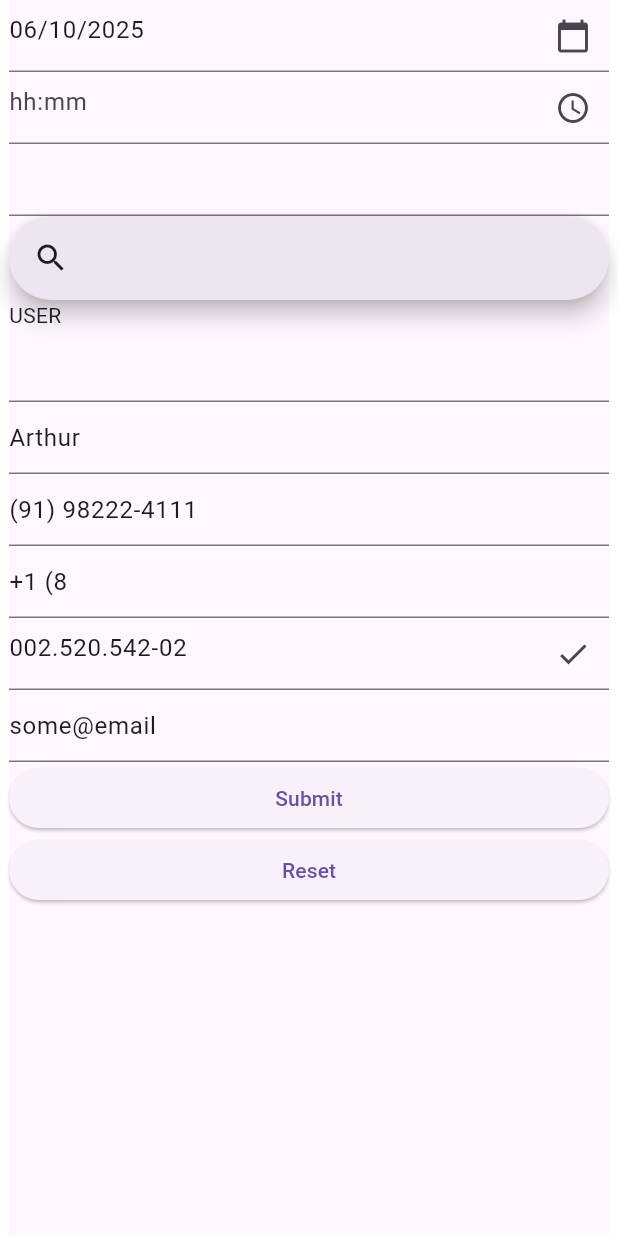
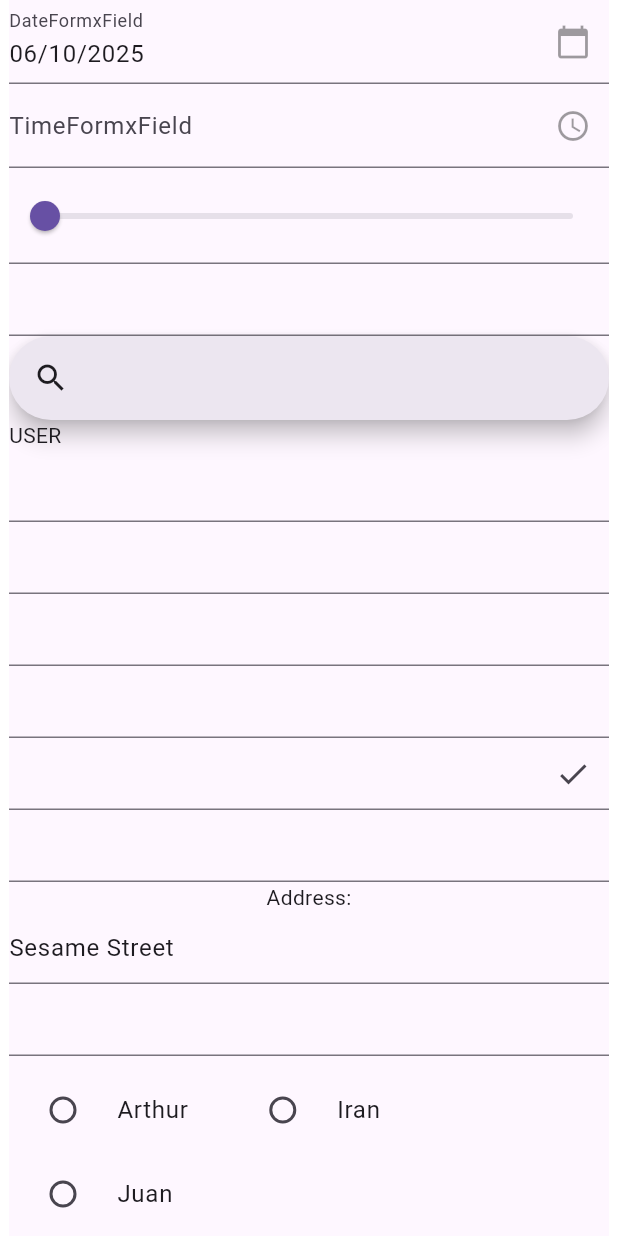
Before and after one commit to arthurbcd/formx, a Flutter app: the screen it shows after launch, on a phone screen of 412 x 824 dp. Run offline on Flutter 3.47's test engine with Material 3 defaults, Android fonts, the phone set to English and light mode, and no system bars; our stand-ins replace cross_file, recase; project files that could hold a hidden picture were left out.

```diff
--- a/packages/formx/example/lib/main.dart
+++ b/packages/formx/example/lib/main.dart
@@ -17,15 +17,15 @@ void main() {
 
 final userKey = FormKey('user');
 
-final userForm = Formx(
-  initialValues: {
-    'name': 'Arthur',
-    'age': '18',
-    'cpf': '00252054202',
-    'email': 'some@email',
-    'phone': '91982224111',
-  },
-);
+// final userForm = Formx(
+//   initialValues: {
+//     'name': 'Arthur',
+//     'age': '18',
+//     'cpf': '00252054202',
+//     'email': 'some@email',
+//     'phone': '91982224111',
+//   },
+// );
 
 class FormxExample extends StatelessWidget {
   const FormxExample({super.key});
@@ -54,41 +54,54 @@ class FormxExample extends StatelessWidget {
 
         // Check your console and type, it's alive!
         onChanged: () {
-          final map = userForm.values;
-          print(map);
+          // final map = userForm.values;
+          // print(map);
         },
 
         // Builder shortcut to access the form state.
         child: Center(
           child: Form(
             onChanged: () {
-              final map = userForm.values;
-              print(map);
+              // final map = userForm.values;
+              // print(map);
             },
             // key: const Key('sub'),
             child: ListView(
               // mainAxisSize: MainAxisSize.min,
               children: [
                 DateFormxField(
-                  key: userForm.key('date'),
+                  // key: userForm.key('date'),
+                  readOnly: true,
                   initialValue: DateTime.now(),
                   validator: Validator().required(),
+                  decoration: const InputDecoration(
+                    labelText: 'DateFormxField',
+                  ),
                 ),
                 TimeFormxField(
-                  key: userForm.key('time'),
+                  // key: userForm.key('time'),
+                  readOnly: true,
                   validator: Validator().required(),
+                  decoration: const InputDecoration(
+                    labelText: 'TimeFormxField',
+                  ),
                 ),
+                const SliderFormxField(readOnly: true),
                 SizedBox(
                   width: 300,
                   child: AutocompleteFormxField.paged(
-                    key: userForm.key('autocomplete'),
+                    // key: userForm.key('autocomplete'),
                     search: search,
                     onResults: print,
+                    controller: TextEditingController(),
                   ),
                 ),
                 SizedBox(
                   width: 200,
-                  child: SearchFormxField.paged(search: search),
+                  child: SearchFormxField.paged(
+                    controller: SearchController(),
+                    search: search,
+                  ),
                 ),
                 const Text('USER'),
 
@@ -105,31 +118,31 @@ class FormxExample extends StatelessWidget {
                 //   key: formController['date'],
                 // ),
                 TextFormField(
-                  key: userForm.key('price'),
+                  // key: userForm.key('price'),
                   inputFormatters: Formatter().currency(code: 'BRL'),
                 ),
 
                 TextFormField(
-                  key: userForm.key('name'),
+                  // key: userForm.key('name'),
                   // inputFormatters: Formatter().pinyin(),
                   // validator: Validator().required().minLength(2),
                 ),
 
                 // Just add a key to your fields and you're good to go.
                 TextFormField(
-                  key: userForm.key('phone'),
+                  // key: userForm.key('phone'),
                   // initialValue: phoneFormatter.format('91982224111'),
                   inputFormatters: phoneFormatter,
                   validator: Validator().minWords(2),
                 ),
 
                 TextFormField(
-                  key: userForm.key('age'),
+                  // key: userForm.key('age'),
                   inputFormatters: Formatter().phone(),
                   validator: Validator(),
                 ),
                 TextFormField(
-                  key: userForm.key('cpf'),
+                  // key: userForm.key('cpf'),
                   inputFormatters: Formatter().cpfCnpj(),
                   validator: Validator().cpfCnpj(),
                   decoration: InputDecoration(
@@ -143,55 +156,58 @@ class FormxExample extends StatelessWidget {
                   ),
                 ),
                 TextFormField(
-                  key: userForm.key('email', keepMask: true),
+                  // key: userForm.key('email', keepMask: true),
                   validator: Validator().required().email(),
                 ),
 
                 /// You can nest [Formx] to create complex structures.
-                // Form(
-                //   key: formController['address'],
-                //   child: Column(
-                //     mainAxisSize: MainAxisSize.min,
-                //     children: [
-                //       const Text('Address:'),
-                //       TextFormField(
-                //         key: formController['street'],
-                //         initialValue: 'Sesame Street',
-                //       ),
-                //       TextFormField(
-                //         key: formController['age'],
-                //       ),
-                //       RadioListFormField(
-                //         key: formController['names'],
-                //         items: const ['Arthur', 'Iran', 'Juan'],
-                //         validator: Validator().required(),
-                //       ),
-                //       CheckboxListFormField(
-                //         key: formController['friends'],
-                //         items: const ['Arthur', 'Iran', 'Juan'],
-                //         validator: Validator().minLength(2),
-                //       ),
-                //       CheckboxFormField(
-                //         key: formController['terms'],
-                //         title: const Text('I agree to the terms'),
-                //         validator: Validator().required(),
-                //       ),
-                //     ],
-                //   ),
-                // ),
+                Form(
+                  // key: formController['address'],
+                  child: Column(
+                    mainAxisSize: MainAxisSize.min,
+                    children: [
+                      const Text('Address:'),
+                      TextFormField(
+                        // key: formController['street'],
+                        initialValue: 'Sesame Street',
+                      ),
+                      TextFormField(
+                        // key: formController['age'],
+                      ),
+                      RadioListFormxField(
+                        readOnly: true,
+                        // key: formController['names'],
+                        items: const ['Arthur', 'Iran', 'Juan'],
+                        validator: Validator().required(),
+                      ),
+                      CheckboxListFormxField(
+                        readOnly: true,
+                        // key: formController['friends'],
+                        items: const ['Arthur', 'Iran', 'Juan'],
+                        validator: Validator().minLength(2),
+                      ),
+                      CheckboxFormxField(
+                        readOnly: true,
+                        // key: formController['terms'],
+                        title: const SelectableText('I agree to the terms'),
+                        validator: Validator().required(),
+                      ),
+                    ],
+                  ),
+                ),
                 ElevatedButton(
                   onPressed: () {
-                    userForm.validate();
-                    final map = userForm.values;
-                    print(map);
+                    // userForm.validate();
+                    // final map = userForm.values;
+                    // print(map);
                   },
                   child: const Text('Submit'),
                 ),
                 ElevatedButton(
                   onPressed: () {
-                    userForm.reset();
-                    final map = userForm.values;
-                    print(map);
+                    // userForm.reset();
+                    // final map = userForm.values;
+                    // print(map);
                   },
                   child: const Text('Reset'),
                 ),
--- a/packages/formx/lib/src/fields/autocomplete_formx_field.dart
+++ b/packages/formx/lib/src/fields/autocomplete_formx_field.dart
@@ -20,6 +20,7 @@ class AutocompleteFormxField<T extends Object> extends FormxField<T> {
     this.viewErrorBuilder = AsyncSearchBase.defaultErrorBuilder,
     this.viewEmptyBuilder,
     this.scrollLoadingBuilder,
+    this.controller,
     super.decoration,
     super.key,
     super.initialValue,
@@ -45,6 +46,7 @@ class AutocompleteFormxField<T extends Object> extends FormxField<T> {
     this.viewErrorBuilder = AsyncSearchBase.defaultErrorBuilder,
     this.viewEmptyBuilder,
     this.scrollLoadingBuilder,
+    this.controller,
     super.key,
     super.autofocus,
     super.autovalidateMode,
@@ -93,6 +95,9 @@ class AutocompleteFormxField<T extends Object> extends FormxField<T> {
   /// The view builder to show when results are empty. If null, shows nothing.
   final WidgetBuilder? viewEmptyBuilder;
 
+  /// Controls the text being edited.
+  final TextEditingController? controller;
+
   /// The view builder to show when an error occurs. If null, shows nothing.
   final Widget Function(
     BuildContext context,
@@ -114,6 +119,7 @@ class AutocompleteFormxField<T extends Object> extends FormxField<T> {
       loadingBuilder: loadingBuilder,
       scrollLoadingBuilder: scrollLoadingBuilder,
       debounce: debounce,
+      controller: controller,
       fieldViewBuilder: (context, controller, focusNode, onFieldSubmitted) {
         if (state.value != null && controller.text.isEmpty) {
           controller.text = title(state.value!);
--- a/packages/formx/lib/src/fields/checkbox_formx_field.dart
+++ b/packages/formx/lib/src/fields/checkbox_formx_field.dart
@@ -12,6 +12,7 @@ class CheckboxFormxField extends FormxField<bool> {
     super.key,
     super.autovalidateMode,
     super.enabled,
+    super.readOnly,
     super.forceErrorText,
     super.initialValue = false,
     super.onSaved,
@@ -39,7 +40,7 @@ class CheckboxFormxField extends FormxField<bool> {
       title: title,
       subtitle: switch (state.errorText) {
         null => subtitle,
-        _ => Text(
+        _ => SelectableText(
             state.errorText!,
             style: TextStyle(color: theme.colorScheme.error),
           ),
--- a/packages/formx/lib/src/fields/checkbox_list_formx_field.dart
+++ b/packages/formx/lib/src/fields/checkbox_list_formx_field.dart
@@ -38,11 +38,12 @@ class CheckboxListFormxField<T extends Object> extends FormxField<List<T>> {
     super.validator,
     super.onSaved,
     super.enabled,
+    super.readOnly,
     super.restorationId,
   });
 
   static Widget _defaultTitle(Object item) {
-    return Text(Formx.setup.defaultTitle(item));
+    return SelectableText(Formx.setup.defaultTitle(item));
   }
 
   static Widget _defaultItemBuilder(state, item, Widget child) => child;
--- a/packages/formx/lib/src/fields/search/async_autocomplete.dart
+++ b/packages/formx/lib/src/fields/search/async_autocomplete.dart
@@ -23,6 +23,7 @@ class AsyncAutocomplete<T extends Object> extends AsyncSearchBase<T> {
     super.emptyBuilder,
     super.errorBuilder,
     super.scrollLoadingBuilder,
+    super.controller,
   });
 
   /// The default [AsyncAutocomplete] view builder to show the search results.
@@ -84,6 +85,7 @@ class AsyncAutocompleteState<T extends Object>
   int _page = 0;
   final _scrollLoading = ValueNotifier(false);
   bool _isLastPage = false;
+  final _focus = FocusNode();
 
   /// The current search query.
   String get query => _query;
@@ -181,6 +183,8 @@ class AsyncAutocompleteState<T extends Object>
   @override
   Widget build(BuildContext context) {
     return Autocomplete<T>(
+      focusNode: _focus,
+      textEditingController: widget.controller,
       fieldViewBuilder: widget.fieldViewBuilder,
       displayStringForOption: (_) => _selectedText,
       optionsBuilder: (value) async {
@@ -195,7 +199,7 @@ class AsyncAutocompleteState<T extends Object>
       },
       optionsViewBuilder: (context, onSelected, values) {
         void select(T value, String text) {
-          this._selectedText = text;
+          _selectedText = text;
           onSelected(value);
 
           FocusScope.of(context).unfocus();
--- a/packages/formx/lib/src/fields/search/async_search_base.dart
+++ b/packages/formx/lib/src/fields/search/async_search_base.dart
@@ -17,6 +17,7 @@ abstract class AsyncSearchBase<T extends Object> extends StatefulWidget {
     this.emptyBuilder,
     this.errorBuilder = defaultErrorBuilder,
     this.scrollLoadingBuilder,
+    this.controller,
   }) : assert(search != null || pagedSearch != null, 'must set a search');
 
   /// The default loading builder to show while searching.
@@ -82,6 +83,9 @@ abstract class AsyncSearchBase<T extends Object> extends StatefulWidget {
 
   /// The results of the search.
   final ValueChanged<List<T>>? onResults;
+
+  /// Controls the text being edited.
+  final TextEditingController? controller;
 }
 
 /// Signature for returning a list of items based on a [query].
--- a/packages/formx/lib/src/fields/search_formx_field.dart
+++ b/packages/formx/lib/src/fields/search_formx_field.dart
@@ -24,6 +24,7 @@ class SearchFormxField<T extends Object> extends FormField<T> {
     this.viewErrorBuilder = AsyncSearchBase.defaultErrorBuilder,
     this.emptyBuilder,
     this.scrollLoadingBuilder,
+    this.controller,
     super.key,
     super.initialValue,
     super.enabled,
@@ -50,6 +51,7 @@ class SearchFormxField<T extends Object> extends FormField<T> {
     this.viewErrorBuilder = AsyncSearchBase.defaultErrorBuilder,
     this.emptyBuilder,
     this.scrollLoadingBuilder,
+    this.controller,
     super.key,
     super.initialValue,
     super.enabled,
@@ -106,6 +108,9 @@ class SearchFormxField<T extends Object> extends FormField<T> {
   /// Defaults to [loadingBuilder].
   final WidgetBuilder? scrollLoadingBuilder;
 
+  /// Controls the text being edited.
+  final SearchController? controller;
+
   static Widget _builder<T extends Object>(FormFieldState<T> state) {
     return _AutocompleteFormField(SearchFormFieldState(state));
   }
@@ -128,6 +133,7 @@ class _AutocompleteFormField<T extends Object> extends StatelessWidget {
       loadingBuilder: widget.loadingBuilder,
       scrollLoadingBuilder: widget.scrollLoadingBuilder,
       debounce: widget.debounce,
+      controller: widget.controller,
       builder: (_, onSelected, value) {
         return ListTile(
           dense: true,
--- a/packages/formx/lib/src/fields/slider_formx_field.dart
+++ b/packages/formx/lib/src/fields/slider_formx_field.dart
@@ -17,6 +17,7 @@ class SliderFormxField extends FormxField<double> {
     super.restorationId,
     super.decoration = const InputDecoration(),
     super.decorator,
+    super.readOnly,
     this.secondaryTrackValue,
     this.onChangeStart,
     this.onChangeEnd,
@@ -71,7 +72,7 @@ class SliderFormxField extends FormxField<double> {
       secondaryActiveColor: secondaryActiveColor,
       thumbColor: thumbColor,
       overlayColor: overlayColor,
-      mouseCursor: mouseCursor,
+      mouseCursor: readOnly ? SystemMouseCursors.basic : mouseCursor,
       semanticFormatterCallback: semanticFormatterCallback,
       allowedInteraction: allowedInteraction,
       padding: padding,
--- a/packages/formx/lib/src/fields/widgets/formx_field.dart
+++ b/packages/formx/lib/src/fields/widgets/formx_field.dart
@@ -24,6 +24,7 @@ class FormxField<T> extends FormField<T> {
     super.onSaved,
     super.validator,
     super.restorationId,
+    this.readOnly = false,
     this.autofocus = false,
     this.focusNode,
     this.decoration = const InputDecoration(),
@@ -31,6 +32,9 @@ class FormxField<T> extends FormField<T> {
     this.onChanged,
     super.builder = _build,
   });
+
+  /// If true, this field is read-only.
+  final bool readOnly;
 
   /// Called on [FormFieldState.didChange].
   final ValueChanged<T?>? onChanged;
@@ -120,16 +124,38 @@ class _InputDecoratorxState extends State<InputDecoratorx> {
     final field = context.findAncestorStateOfType<FormxFieldState>();
     final decoration = widget.decoration;
     final enabled = field?.widget.enabled ?? true;
+    final readOnly = field?.widget.readOnly ?? false;
+    final theme = Theme.of(context);
 
-    Widget child = Focus(
+    final child = Focus(
       autofocus: widget.autofocus ?? field?.widget.autofocus ?? false,
       focusNode: widget.focusNode ?? field?.widget.focusNode,
       onFocusChange:
           enabled ? (hasFocus) => setState(() => _hasFocus = hasFocus) : null,
-      child: MouseRegion(
-        onEnter: enabled ? (_) => setHovering(true) : null,
-        onExit: enabled ? (_) => setHovering(false) : null,
-        child: widget.child,
+      child: Theme(
+        data: theme.copyWith(
+          splashColor: readOnly ? Colors.transparent : null,
+          checkboxTheme: theme.checkboxTheme.copyWith(
+            mouseCursor: readOnly
+                ? const WidgetStatePropertyAll(SystemMouseCursors.basic)
+                : null,
+          ),
+          radioTheme: theme.radioTheme.copyWith(
+            mouseCursor: readOnly
+                ? const WidgetStatePropertyAll(SystemMouseCursors.basic)
+                : null,
+          ),
+          listTileTheme: theme.listTileTheme.copyWith(
+            mouseCursor: readOnly
+                ? const WidgetStatePropertyAll(SystemMouseCursors.basic)
+                : null,
+          ),
+        ),
+        child: MouseRegion(
+          onEnter: enabled ? (_) => setHovering(true) : null,
+          onExit: enabled ? (_) => setHovering(false) : null,
+          child: widget.child,
+        ),
       ),
     );
 
@@ -159,7 +185,18 @@ class FormxFieldState<T> extends FormFieldState<T> {
   FormxField<T> get widget => super.widget as FormxField<T>;
 
   @override
+  bool get hasError => !widget.readOnly && super.hasError;
+
+  @override
+  bool get isValid => widget.readOnly || super.isValid;
+
+  @override
+  String? get errorText => widget.readOnly ? null : super.errorText;
+
+  @override
   void didChange(T? value) {
+    if (widget.readOnly) return;
+
     super.didChange(value);
     onChanged?.call(value);
     widget.onChanged?.call(value);
@@ -167,9 +204,25 @@ class FormxFieldState<T> extends FormFieldState<T> {
 
   @override
   void reset() {
+    if (widget.readOnly) return;
+
     super.reset();
     onReset?.call();
     widget.onChanged?.call(value);
+  }
+
+  @override
+  bool validate() {
+    if (widget.readOnly) return true;
+
+    return super.validate();
+  }
+
+  @override
+  void save() {
+    if (widget.readOnly) return;
+
+    super.save();
   }
 }
 
```
Also changed, not shown: packages/formx/lib/src/fields/date_formx_field.dart (+12 -5 lines), packages/formx/lib/src/fields/radio_list_formx_field.dart (+7 -4 lines), packages/formx/lib/src/fields/search/async_search.dart (+6 -2 lines), packages/formx/lib/src/fields/time_formx_field.dart (+7 -2 lines), 5 other files.
